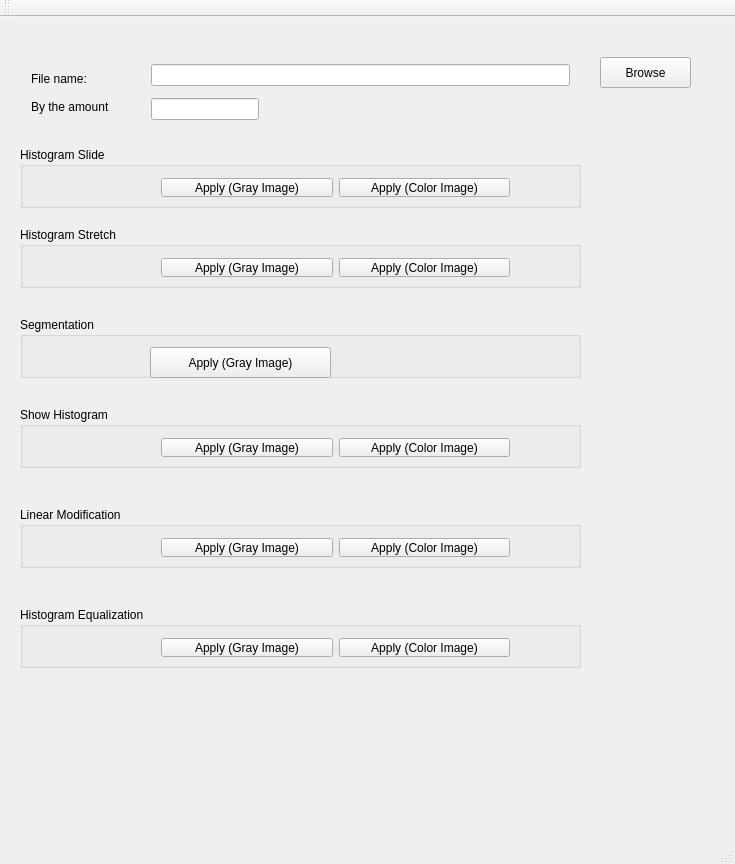
Old version of the form src/ImageProcessing/mainwindow.ui in the repository luuthanhvan/Image-Processing.
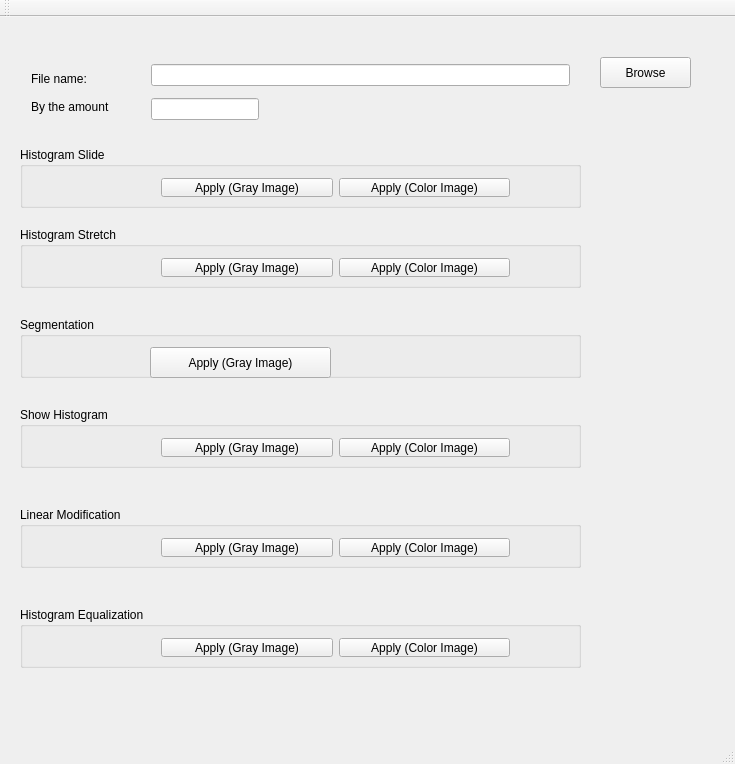
New version of the form.

Commit message: Linear modification in gray image

```diff
--- a/src/ImageProcessing/mainwindow.ui
+++ b/src/ImageProcessing/mainwindow.ui
@@ -7,7 +7,7 @@
     <x>0</x>
     <y>0</y>
     <width>735</width>
-    <height>864</height>
+    <height>764</height>
    </rect>
   </property>
   <property name="windowTitle">
```
The commit also changes 2 other files.
